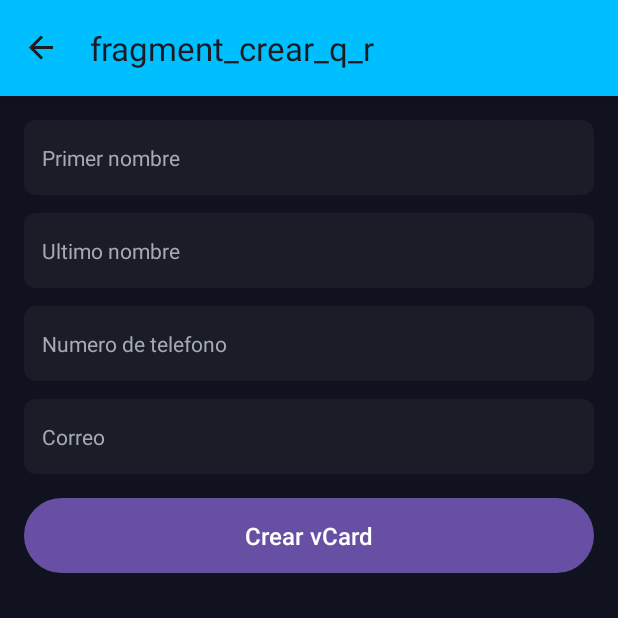
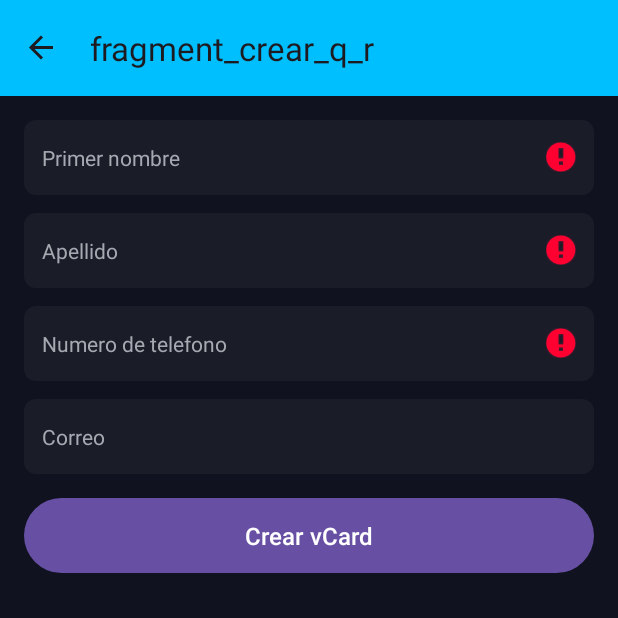
Before and after one commit to ErikGarciaLopez/CodigosQR, an Android app: the CrearQR screen opened through its navigation route, after a tap on "Crear vCard", on a phone screen of 412 x 824 dp, the top half of it. Run offline under Robolectric (Android 15) with nearby library versions, the phone set to English and light mode, and no system bars; our stand-ins replace navigation-ui; libraries missing offline, so code that uses them is left out: com.journeyapps.barcodescanner.

Commit message:
Funcion de crear QR

```diff
--- a/app/src/main/java/com/example/codigosqr/CrearQR.kt
+++ b/app/src/main/java/com/example/codigosqr/CrearQR.kt
@@ -1,11 +1,17 @@
 package com.example.codigosqr
 
+import android.graphics.Bitmap
 import android.os.Bundle
 import androidx.fragment.app.Fragment
 import android.view.LayoutInflater
 import android.view.View
 import android.view.ViewGroup
+import android.widget.Toast
 import com.example.codigosqr.databinding.FragmentCrearQRBinding
+import com.google.zxing.BarcodeFormat
+import com.google.zxing.MultiFormatWriter
+import com.google.zxing.common.BitMatrix
+import com.journeyapps.barcodescanner.BarcodeEncoder
 
 class CrearQR : Fragment() {
 
@@ -35,6 +41,81 @@ class CrearQR : Fragment() {
         val telefono = binding.etTelefono.text.toString().trim()
         val correo = binding.etCorreo.text.toString().trim()
 
+        // Validaciones
+        if (!validarDatos(nombre, apellido, telefono, correo)) return
+
+        val nombreCompleto = "$nombre $apellido"
+        val vCardContent = crearVCard(nombreCompleto, telefono, correo)
+
+        try {
+            val qrBitmap = generarQRBitmap(vCardContent)
+            binding.ivQRCode.setImageBitmap(qrBitmap)
+            binding.ivQRCode.visibility = View.VISIBLE  // Hacer visible el ImageView
+        } catch (e: Exception) {
+            Toast.makeText(requireContext(), "Error al generar QR", Toast.LENGTH_SHORT).show()
+        }
+
+    }
+
+    private fun validarDatos(
+        nombre: String,
+        apellido: String,
+        telefono: String,
+        correo: String
+    ): Boolean {
+        var esValido = true
+
+        // Validar nombre
+        if (nombre.isEmpty()) {
+            binding.etNombre.error = "Nombre es obligatorio"
+            esValido = false
+        }
+
+        // Validar apellido
+        if (apellido.isEmpty()) {
+            binding.etApellido.error = "Apellido es obligatorio"
+            esValido = false
+        }
+
+        // Validar teléfono (10 dígitos)
+        if (telefono.isEmpty() || !telefono.matches("\\d{10}".toRegex())) {
+            binding.etTelefono.error = "Teléfono debe ser de 10 dígitos"
+            esValido = false
+        }
+
+        // Validar correo
+        if (correo.isNotEmpty() && !android.util.Patterns.EMAIL_ADDRESS.matcher(correo).matches()) {
+            binding.etCorreo.error = "Correo inválido"
+            esValido = false
+        }
+
+        return esValido
+    }
+
+    private fun crearVCard(
+        nombreCompleto: String,
+        telefono: String,
+        correo: String
+    ): String {
+        return """
+            BEGIN:VCARD
+            VERSION:3.0
+            FN:$nombreCompleto
+            TEL:$telefono
+            ${if (correo.isNotEmpty()) "EMAIL:$correo" else ""}
+            END:VCARD
+        """.trimIndent()
+    }
+
+    private fun generarQRBitmap(contenido: String): Bitmap {
+        val multiFormatWriter = MultiFormatWriter()
+        val bitMatrix: BitMatrix = multiFormatWriter.encode(
+            contenido,
+            BarcodeFormat.QR_CODE,
+            400,
+            400
+        )
+        return BarcodeEncoder().createBitmap(bitMatrix)
     }
 
     override fun onPause() {
--- a/app/src/main/res/layout/fragment_crear_q_r.xml
+++ b/app/src/main/res/layout/fragment_crear_q_r.xml
@@ -28,7 +28,7 @@
             android:id="@+id/etApellido"
             android:layout_width="match_parent"
             android:layout_height="50dp"
-            android:hint="Ultimo nombre"
+            android:hint="Apellido"
             android:background="@drawable/rounded_edittext"
             android:padding="12dp"
             android:textColorHint="#A6A9B0"
@@ -75,5 +75,17 @@
             android:backgroundTint="#1D66FF"
             android:background="@drawable/rounded_button"
             android:textSize="16sp" />
+
+        <!-- ImageView para mostrar el código QR -->
+        <ImageView
+            android:id="@+id/ivQRCode"
+            android:layout_width="250dp"
+            android:layout_height="250dp"
+            android:layout_gravity="center"
+            android:layout_marginTop="16dp"
+            android:layout_marginBottom="16dp"
+            android:background="#FFFFFF"
+            android:padding="8dp"
+            android:visibility="gone" />
     </LinearLayout>
 </ScrollView>
```
